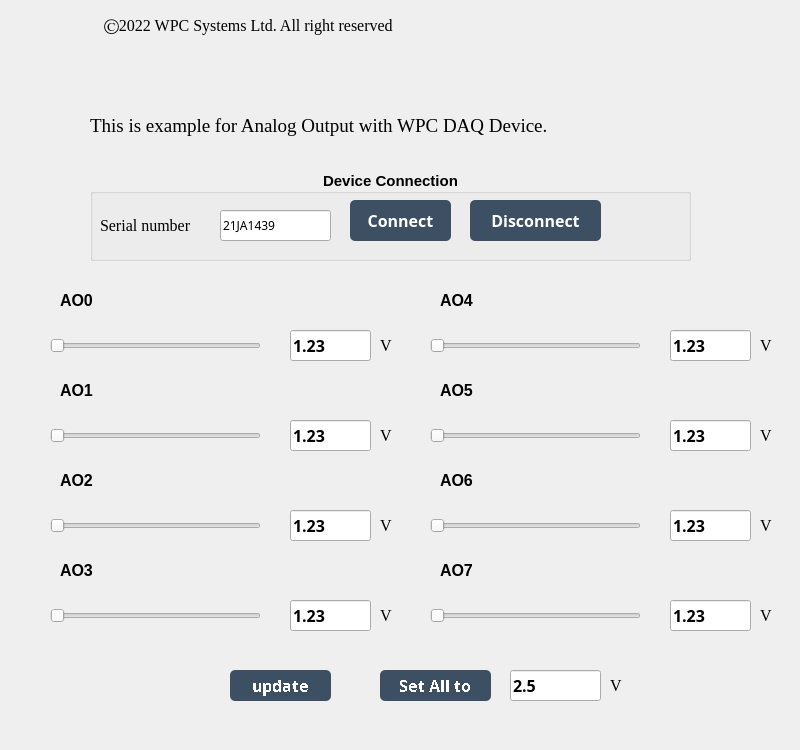
Above: examples/GUI/AIO/Example_analog_output/UI_design/example_GUI_AO.ui from WPC-Systems-Ltd/WPC_Python_driver_release before the change. Below: the same form after it.
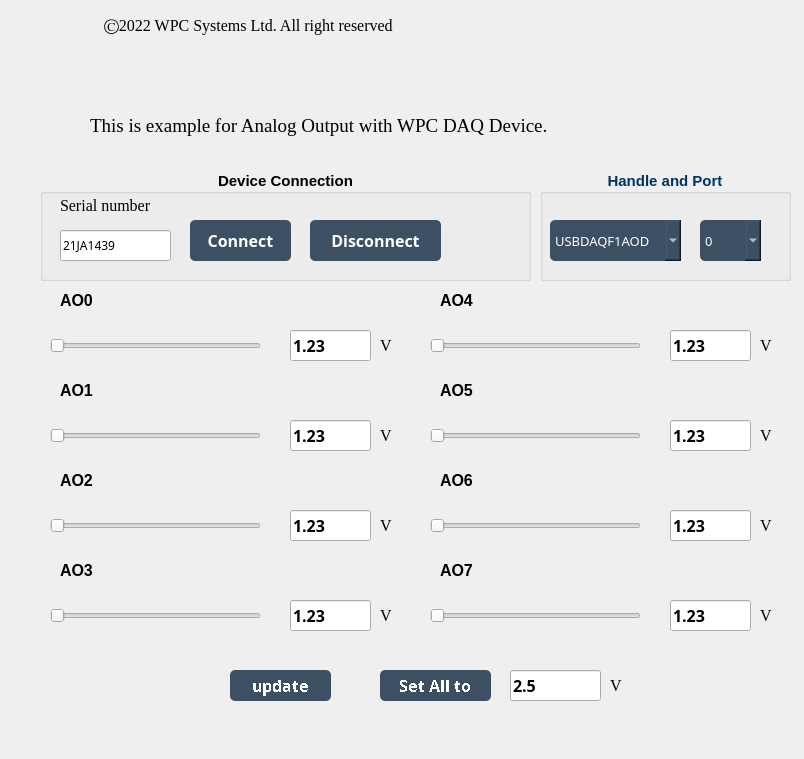
That is the form after the change. Icons and pictures are not drawn.

Diff of the .ui file:
```diff
--- a/examples/GUI/AIO/Example_analog_output/UI_design/example_GUI_AO.ui
+++ b/examples/GUI/AIO/Example_analog_output/UI_design/example_GUI_AO.ui
@@ -6,8 +6,8 @@
    <rect>
     <x>0</x>
     <y>0</y>
-    <width>800</width>
-    <height>750</height>
+    <width>804</width>
+    <height>759</height>
    </rect>
   </property>
   <property name="minimumSize">
@@ -1497,10 +1497,10 @@
    <widget class="QGroupBox" name="groupBox_connection">
     <property name="geometry">
      <rect>
-      <x>90</x>
+      <x>40</x>
       <y>170</y>
-      <width>601</width>
-      <height>91</height>
+      <width>491</width>
+      <height>111</height>
      </rect>
     </property>
     <property name="font">
@@ -1525,8 +1525,8 @@
     <widget class="QPushButton" name="btn_connect">
      <property name="geometry">
       <rect>
-       <x>260</x>
-       <y>30</y>
+       <x>150</x>
+       <y>50</y>
        <width>101</width>
        <height>41</height>
       </rect>
@@ -1558,8 +1558,8 @@
     <widget class="QPushButton" name="btn_disconnect">
      <property name="geometry">
       <rect>
-       <x>380</x>
-       <y>30</y>
+       <x>270</x>
+       <y>50</y>
        <width>131</width>
        <height>41</height>
       </rect>
@@ -1591,8 +1591,8 @@
     <widget class="QLabel" name="lb_serialnum">
      <property name="geometry">
       <rect>
-       <x>10</x>
-       <y>40</y>
+       <x>20</x>
+       <y>20</y>
        <width>121</width>
        <height>31</height>
       </rect>
@@ -1612,8 +1612,8 @@
     <widget class="QLineEdit" name="lineEdit_SN">
      <property name="geometry">
       <rect>
-       <x>130</x>
-       <y>40</y>
+       <x>20</x>
+       <y>60</y>
        <width>111</width>
        <height>31</height>
       </rect>
@@ -1633,8 +1633,8 @@
     <widget class="QLabel" name="lb_led">
      <property name="geometry">
       <rect>
-       <x>530</x>
-       <y>23</y>
+       <x>420</x>
+       <y>40</y>
        <width>51</width>
        <height>51</height>
       </rect>
@@ -1842,6 +1842,990 @@
      <string>V</string>
     </property>
    </widget>
+   <widget class="QGroupBox" name="groupBox_handle">
+    <property name="geometry">
+     <rect>
+      <x>540</x>
+      <y>170</y>
+      <width>251</width>
+      <height>111</height>
+     </rect>
+    </property>
+    <property name="palette">
+     <palette>
+      <active>
+       <colorrole role="WindowText">
+        <brush brushstyle="SolidPattern">
+         <color alpha="255">
+          <red>0</red>
+          <green>51</green>
+          <blue>102</blue>
+         </color>
+        </brush>
+       </colorrole>
+       <colorrole role="Button">
+        <brush brushstyle="SolidPattern">
+         <color alpha="255">
+          <red>255</red>
+          <green>255</green>
+          <blue>255</blue>
+         </color>
+        </brush>
+       </colorrole>
+       <colorrole role="Light">
+        <brush brushstyle="SolidPattern">
+         <color alpha="255">
+          <red>255</red>
+          <green>255</green>
+          <blue>255</blue>
+         </color>
+        </brush>
+       </colorrole>
+       <colorrole role="Midlight">
+        <brush brushstyle="SolidPattern">
+         <color alpha="255">
+          <red>255</red>
+          <green>255</green>
+          <blue>255</blue>
+         </color>
+        </brush>
+       </colorrole>
+       <colorrole role="Dark">
+        <brush brushstyle="SolidPattern">
+         <color alpha="255">
+          <red>127</red>
+          <green>127</green>
+          <blue>127</blue>
+         </color>
+        </brush>
+       </colorrole>
+       <colorrole role="Mid">
+        <brush brushstyle="SolidPattern">
+         <color alpha="255">
+          <red>170</red>
+          <green>170</green>
+          <blue>170</blue>
+         </color>
+        </brush>
+       </colorrole>
+       <colorrole role="Text">
+        <brush brushstyle="SolidPattern">
+         <color alpha="255">
+          <red>0</red>
+          <green>0</green>
+          <blue>0</blue>
+         </color>
+        </brush>
+       </colorrole>
+       <colorrole role="BrightText">
+        <brush brushstyle="SolidPattern">
+         <color alpha="255">
+          <red>255</red>
+          <green>255</green>
+          <blue>255</blue>
+         </color>
+        </brush>
+       </colorrole>
+       <colorrole role="ButtonText">
+        <brush brushstyle="SolidPattern">
+         <color alpha="255">
+          <red>0</red>
+          <green>0</green>
+          <blue>0</blue>
+         </color>
+        </brush>
+       </colorrole>
+       <colorrole role="Base">
+        <brush brushstyle="SolidPattern">
+         <color alpha="255">
+          <red>255</red>
+          <green>255</green>
+          <blue>255</blue>
+         </color>
+        </brush>
+       </colorrole>
+       <colorrole role="Window">
+        <brush brushstyle="SolidPattern">
+         <color alpha="255">
+          <red>255</red>
+          <green>255</green>
+          <blue>255</blue>
+         </color>
+        </brush>
+       </colorrole>
+       <colorrole role="Shadow">
+        <brush brushstyle="SolidPattern">
+         <color alpha="255">
+          <red>0</red>
+          <green>0</green>
+          <blue>0</blue>
+         </color>
+        </brush>
+       </colorrole>
+       <colorrole role="AlternateBase">
+        <brush brushstyle="SolidPattern">
+         <color alpha="255">
+          <red>255</red>
+          <green>255</green>
+          <blue>255</blue>
+         </color>
+        </brush>
+       </colorrole>
+       <colorrole role="ToolTipBase">
+        <brush brushstyle="SolidPattern">
+         <color alpha="255">
+          <red>255</red>
+          <green>255</green>
+          <blue>220</blue>
+         </color>
+        </brush>
+       </colorrole>
+       <colorrole role="ToolTipText">
+        <brush brushstyle="SolidPattern">
+         <color alpha="255">
+          <red>0</red>
+          <green>0</green>
+          <blue>0</blue>
+         </color>
+        </brush>
+       </colorrole>
+       <colorrole role="PlaceholderText">
+        <brush brushstyle="NoBrush">
+         <color alpha="128">
+          <red>0</red>
+          <green>0</green>
+          <blue>0</blue>
+         </color>
+        </brush>
+       </colorrole>
+      </active>
+      <inactive>
+       <colorrole role="WindowText">
+        <brush brushstyle="SolidPattern">
+         <color alpha="255">
+          <red>0</red>
+          <green>51</green>
+          <blue>102</blue>
+         </color>
+        </brush>
+       </colorrole>
+       <colorrole role="Button">
+        <brush brushstyle="SolidPattern">
+         <color alpha="255">
+          <red>255</red>
+          <green>255</green>
+          <blue>255</blue>
+         </color>
+        </brush>
+       </colorrole>
+       <colorrole role="Light">
+        <brush brushstyle="SolidPattern">
+         <color alpha="255">
+          <red>255</red>
+          <green>255</green>
+          <blue>255</blue>
+         </color>
+        </brush>
+       </colorrole>
+       <colorrole role="Midlight">
+        <brush brushstyle="SolidPattern">
+         <color alpha="255">
+          <red>255</red>
+          <green>255</green>
+          <blue>255</blue>
+         </color>
+        </brush>
+       </colorrole>
+       <colorrole role="Dark">
+        <brush brushstyle="SolidPattern">
+         <color alpha="255">
+          <red>127</red>
+          <green>127</green>
+          <blue>127</blue>
+         </color>
+        </brush>
+       </colorrole>
+       <colorrole role="Mid">
+        <brush brushstyle="SolidPattern">
+         <color alpha="255">
+          <red>170</red>
+          <green>170</green>
+          <blue>170</blue>
+         </color>
+        </brush>
+       </colorrole>
+       <colorrole role="Text">
+        <brush brushstyle="SolidPattern">
+         <color alpha="255">
+          <red>0</red>
+          <green>0</green>
+          <blue>0</blue>
+         </color>
+        </brush>
+       </colorrole>
+       <colorrole role="BrightText">
+        <brush brushstyle="SolidPattern">
+         <color alpha="255">
+          <red>255</red>
+          <green>255</green>
+          <blue>255</blue>
+         </color>
+        </brush>
+       </colorrole>
+       <colorrole role="ButtonText">
+        <brush brushstyle="SolidPattern">
+         <color alpha="255">
+          <red>0</red>
+          <green>0</green>
+          <blue>0</blue>
+         </color>
+        </brush>
+       </colorrole>
+       <colorrole role="Base">
+        <brush brushstyle="SolidPattern">
+         <color alpha="255">
+          <red>255</red>
+          <green>255</green>
+          <blue>255</blue>
+         </color>
+        </brush>
+       </colorrole>
+       <colorrole role="Window">
+        <brush brushstyle="SolidPattern">
+         <color alpha="255">
+          <red>255</red>
+          <green>255</green>
+          <blue>255</blue>
+         </color>
+        </brush>
+       </colorrole>
+       <colorrole role="Shadow">
+        <brush brushstyle="SolidPattern">
+         <color alpha="255">
+          <red>0</red>
+          <green>0</green>
+          <blue>0</blue>
+         </color>
+        </brush>
+       </colorrole>
+       <colorrole role="AlternateBase">
+        <brush brushstyle="SolidPattern">
+         <color alpha="255">
+          <red>255</red>
+          <green>255</green>
+          <blue>255</blue>
+         </color>
+        </brush>
+       </colorrole>
+       <colorrole role="ToolTipBase">
+        <brush brushstyle="SolidPattern">
+         <color alpha="255">
+          <red>255</red>
+          <green>255</green>
+          <blue>220</blue>
+         </color>
+        </brush>
+       </colorrole>
+       <colorrole role="ToolTipText">
+        <brush brushstyle="SolidPattern">
+         <color alpha="255">
+          <red>0</red>
+          <green>0</green>
+          <blue>0</blue>
+         </color>
+        </brush>
+       </colorrole>
+       <colorrole role="PlaceholderText">
+        <brush brushstyle="NoBrush">
+         <color alpha="128">
+          <red>0</red>
+          <green>0</green>
+          <blue>0</blue>
+         </color>
+        </brush>
+       </colorrole>
+      </inactive>
+      <disabled>
+       <colorrole role="WindowText">
+        <brush brushstyle="SolidPattern">
+         <color alpha="255">
+          <red>127</red>
+          <green>127</green>
+          <blue>127</blue>
+         </color>
+        </brush>
+       </colorrole>
+       <colorrole role="Button">
+        <brush brushstyle="SolidPattern">
+         <color alpha="255">
+          <red>255</red>
+          <green>255</green>
+          <blue>255</blue>
+         </color>
+        </brush>
+       </colorrole>
+       <colorrole role="Light">
+        <brush brushstyle="SolidPattern">
+         <color alpha="255">
+          <red>255</red>
+          <green>255</green>
+          <blue>255</blue>
+         </color>
+        </brush>
+       </colorrole>
+       <colorrole role="Midlight">
+        <brush brushstyle="SolidPattern">
+         <color alpha="255">
+          <red>255</red>
+          <green>255</green>
+          <blue>255</blue>
+         </color>
+        </brush>
+       </colorrole>
+       <colorrole role="Dark">
+        <brush brushstyle="SolidPattern">
+         <color alpha="255">
+          <red>127</red>
+          <green>127</green>
+          <blue>127</blue>
+         </color>
+        </brush>
+       </colorrole>
+       <colorrole role="Mid">
+        <brush brushstyle="SolidPattern">
+         <color alpha="255">
+          <red>170</red>
+          <green>170</green>
+          <blue>170</blue>
+         </color>
+        </brush>
+       </colorrole>
+       <colorrole role="Text">
+        <brush brushstyle="SolidPattern">
+         <color alpha="255">
+          <red>127</red>
+          <green>127</green>
+          <blue>127</blue>
+         </color>
+        </brush>
+       </colorrole>
+       <colorrole role="BrightText">
+        <brush brushstyle="SolidPattern">
+         <color alpha="255">
+          <red>255</red>
+          <green>255</green>
+          <blue>255</blue>
+         </color>
+        </brush>
+       </colorrole>
+       <colorrole role="ButtonText">
+        <brush brushstyle="SolidPattern">
+         <color alpha="255">
+          <red>127</red>
+          <green>127</green>
+          <blue>127</blue>
+         </color>
+        </brush>
+       </colorrole>
+       <colorrole role="Base">
+        <brush brushstyle="SolidPattern">
+         <color alpha="255">
+          <red>255</red>
+          <green>255</green>
+          <blue>255</blue>
+         </color>
+        </brush>
+       </colorrole>
+       <colorrole role="Window">
+        <brush brushstyle="SolidPattern">
+         <color alpha="255">
+          <red>255</red>
+          <green>255</green>
+          <blue>255</blue>
+         </color>
+        </brush>
+       </colorrole>
+       <colorrole role="Shadow">
+        <brush brushstyle="SolidPattern">
+         <color alpha="255">
+          <red>0</red>
+          <green>0</green>
+          <blue>0</blue>
+         </color>
+        </brush>
+       </colorrole>
+       <colorrole role="AlternateBase">
+        <brush brushstyle="SolidPattern">
+         <color alpha="255">
+          <red>255</red>
+          <green>255</green>
+          <blue>255</blue>
+         </color>
+        </brush>
+       </colorrole>
+       <colorrole role="ToolTipBase">
+        <brush brushstyle="SolidPattern">
+         <color alpha="255">
+          <red>255</red>
+          <green>255</green>
+          <blue>220</blue>
+         </color>
+        </brush>
+       </colorrole>
+       <colorrole role="ToolTipText">
+        <brush brushstyle="SolidPattern">
+         <color alpha="255">
+          <red>0</red>
+          <green>0</green>
+          <blue>0</blue>
+         </color>
+        </brush>
+       </colorrole>
+       <colorrole role="PlaceholderText">
+        <brush brushstyle="NoBrush">
+         <color alpha="128">
+          <red>0</red>
+          <green>0</green>
+          <blue>0</blue>
+         </color>
+        </brush>
+       </colorrole>
+      </disabled>
+     </palette>
+    </property>
+    <property name="font">
+     <font>
+      <family>Arial</family>
+      <pointsize>11</pointsize>
+      <weight>75</weight>
+      <bold>true</bold>
+     </font>
+    </property>
+    <property name="layoutDirection">
+     <enum>Qt::LeftToRight</enum>
+    </property>
+    <property name="title">
+     <string>Handle and Port</string>
+    </property>
+    <property name="alignment">
+     <set>Qt::AlignCenter</set>
+    </property>
+    <property name="flat">
+     <bool>false</bool>
+    </property>
+    <property name="checkable">
+     <bool>false</bool>
+    </property>
+    <widget class="QComboBox" name="comboBox_handle">
+     <property name="geometry">
+      <rect>
+       <x>10</x>
+       <y>50</y>
+       <width>131</width>
+       <height>41</height>
+      </rect>
+     </property>
+     <property name="palette">
+      <palette>
+       <active>
+        <colorrole role="WindowText">
+         <brush brushstyle="SolidPattern">
+          <color alpha="255">
+           <red>255</red>
+           <green>255</green>
+           <blue>255</blue>
+          </color>
+         </brush>
+        </colorrole>
+        <colorrole role="Button">
+         <brush brushstyle="SolidPattern">
+          <color alpha="255">
+           <red>61</red>
+           <green>79</green>
+           <blue>99</blue>
+          </color>
+         </brush>
+        </colorrole>
+        <colorrole role="Text">
+         <brush brushstyle="SolidPattern">
+          <color alpha="255">
+           <red>255</red>
+           <green>255</green>
+           <blue>255</blue>
+          </color>
+         </brush>
+        </colorrole>
+        <colorrole role="ButtonText">
+         <brush brushstyle="SolidPattern">
+          <color alpha="255">
+           <red>255</red>
+           <green>255</green>
+           <blue>255</blue>
+          </color>
+         </brush>
+        </colorrole>
+        <colorrole role="Base">
+         <brush brushstyle="SolidPattern">
+          <color alpha="255">
+           <red>61</red>
+           <green>79</green>
+           <blue>99</blue>
+          </color>
+         </brush>
+        </colorrole>
+        <colorrole role="Window">
+         <brush brushstyle="SolidPattern">
+          <color alpha="255">
+           <red>61</red>
+           <green>79</green>
+           <blue>99</blue>
+          </color>
+         </brush>
+        </colorrole>
+        <colorrole role="PlaceholderText">
+         <brush brushstyle="NoBrush">
+          <color alpha="128">
+           <red>255</red>
+           <green>255</green>
+           <blue>255</blue>
+          </color>
+         </brush>
+        </colorrole>
+       </active>
+       <inactive>
+        <colorrole role="WindowText">
+         <brush brushstyle="SolidPattern">
+          <color alpha="255">
+           <red>255</red>
+           <green>255</green>
+           <blue>255</blue>
+          </color>
+         </brush>
+        </colorrole>
+        <colorrole role="Button">
+         <brush brushstyle="SolidPattern">
+          <color alpha="255">
+           <red>61</red>
+           <green>79</green>
+           <blue>99</blue>
+          </color>
+         </brush>
+        </colorrole>
+        <colorrole role="Text">
+         <brush brushstyle="SolidPattern">
+          <color alpha="255">
+           <red>255</red>
+           <green>255</green>
+           <blue>255</blue>
+          </color>
+         </brush>
+        </colorrole>
+        <colorrole role="ButtonText">
+         <brush brushstyle="SolidPattern">
+          <color alpha="255">
+           <red>255</red>
+           <green>255</green>
+           <blue>255</blue>
+          </color>
+         </brush>
+        </colorrole>
+        <colorrole role="Base">
+         <brush brushstyle="SolidPattern">
+          <color alpha="255">
+           <red>61</red>
+           <green>79</green>
+           <blue>99</blue>
+          </color>
+         </brush>
+        </colorrole>
+        <colorrole role="Window">
+         <brush brushstyle="SolidPattern">
+          <color alpha="255">
+           <red>61</red>
+           <green>79</green>
+           <blue>99</blue>
+          </color>
+         </brush>
+        </colorrole>
+        <colorrole role="PlaceholderText">
+         <brush brushstyle="NoBrush">
+          <color alpha="128">
+           <red>255</red>
+           <green>255</green>
+           <blue>255</blue>
+          </color>
+         </brush>
+        </colorrole>
+       </inactive>
+       <disabled>
+        <colorrole role="WindowText">
+         <brush brushstyle="SolidPattern">
+          <color alpha="255">
+           <red>255</red>
+           <green>255</green>
+           <blue>255</blue>
+          </color>
+         </brush>
+        </colorrole>
+        <colorrole role="Button">
+         <brush brushstyle="SolidPattern">
+          <color alpha="255">
+           <red>61</red>
+           <green>79</green>
+           <blue>99</blue>
+          </color>
+         </brush>
+        </colorrole>
+        <colorrole role="Text">
+         <brush brushstyle="SolidPattern">
+          <color alpha="255">
+           <red>255</red>
+           <green>255</green>
+           <blue>255</blue>
+          </color>
+         </brush>
+        </colorrole>
+        <colorrole role="ButtonText">
+         <brush brushstyle="SolidPattern">
+          <color alpha="255">
+           <red>255</red>
+           <green>255</green>
+           <blue>255</blue>
+          </color>
+         </brush>
+        </colorrole>
+        <colorrole role="Base">
+         <brush brushstyle="SolidPattern">
+          <color alpha="255">
+           <red>61</red>
+           <green>79</green>
+           <blue>99</blue>
+          </color>
+         </brush>
+        </colorrole>
+        <colorrole role="Window">
+         <brush brushstyle="SolidPattern">
+          <color alpha="255">
+           <red>61</red>
+           <green>79</green>
+           <blue>99</blue>
+          </color>
+         </brush>
+        </colorrole>
+        <colorrole role="PlaceholderText">
+         <brush brushstyle="NoBrush">
+          <color alpha="128">
+           <red>255</red>
+           <green>255</green>
+           <blue>255</blue>
+          </color>
+         </brush>
+        </colorrole>
+       </disabled>
+      </palette>
+     </property>
+     <property name="font">
+      <font>
+       <family>微軟正黑體</family>
+       <pointsize>10</pointsize>
+       <weight>50</weight>
+       <bold>false</bold>
+       <kerning>true</kerning>
+      </font>
+     </property>
+     <property name="styleSheet">
+      <string notr="true">background-color: rgb(61, 79, 99);
+border-radius : 5px;
+color:  rgb(255, 255, 255); </string>
+     </property>
+     <property name="currentText">
+      <string>USBDAQF1AOD</string>
+     </property>
+     <property name="currentIndex">
+      <number>0</number>
+     </property>
+     <property name="minimumContentsLength">
+      <number>0</number>
+     </property>
+     <item>
+      <property name="text">
+       <string>USBDAQF1AOD</string>
+      </property>
+     </item>
+    </widget>
+    <widget class="QComboBox" name="comboBox_port">
+     <property name="geometry">
+      <rect>
+       <x>160</x>
+       <y>50</y>
+       <width>61</width>
+       <height>41</height>
+      </rect>
+     </property>
+     <property name="palette">
+      <palette>
+       <active>
+        <colorrole role="WindowText">
+         <brush brushstyle="SolidPattern">
+          <color alpha="255">
+           <red>255</red>
+           <green>255</green>
+           <blue>255</blue>
+          </color>
+         </brush>
+        </colorrole>
+        <colorrole role="Button">
+         <brush brushstyle="SolidPattern">
+          <color alpha="255">
+           <red>61</red>
+           <green>79</green>
+           <blue>99</blue>
+          </color>
+         </brush>
+        </colorrole>
+        <colorrole role="Text">
+         <brush brushstyle="SolidPattern">
+          <color alpha="255">
+           <red>255</red>
+           <green>255</green>
+           <blue>255</blue>
+          </color>
+         </brush>
+        </colorrole>
+        <colorrole role="ButtonText">
+         <brush brushstyle="SolidPattern">
+          <color alpha="255">
+           <red>255</red>
+           <green>255</green>
+           <blue>255</blue>
+          </color>
+         </brush>
+        </colorrole>
+        <colorrole role="Base">
+         <brush brushstyle="SolidPattern">
+          <color alpha="255">
+           <red>61</red>
+           <green>79</green>
+           <blue>99</blue>
+          </color>
+         </brush>
+        </colorrole>
+        <colorrole role="Window">
+         <brush brushstyle="SolidPattern">
+          <color alpha="255">
+           <red>61</red>
+           <green>79</green>
+           <blue>99</blue>
+          </color>
+         </brush>
+        </colorrole>
+        <colorrole role="PlaceholderText">
+         <brush brushstyle="NoBrush">
+          <color alpha="128">
+           <red>255</red>
+           <green>255</green>
+           <blue>255</blue>
+          </color>
+         </brush>
+        </colorrole>
+       </active>
+       <inactive>
+        <colorrole role="WindowText">
+         <brush brushstyle="SolidPattern">
+          <color alpha="255">
+           <red>255</red>
+           <green>255</green>
+           <blue>255</blue>
+          </color>
+         </brush>
+        </colorrole>
+        <colorrole role="Button">
+         <brush brushstyle="SolidPattern">
+          <color alpha="255">
+           <red>61</red>
+           <green>79</green>
+           <blue>99</blue>
+          </color>
+         </brush>
+        </colorrole>
+        <colorrole role="Text">
+         <brush brushstyle="SolidPattern">
+          <color alpha="255">
+           <red>255</red>
+           <green>255</green>
+           <blue>255</blue>
+          </color>
+         </brush>
+        </colorrole>
+        <colorrole role="ButtonText">
+         <brush brushstyle="SolidPattern">
+          <color alpha="255">
+           <red>255</red>
+           <green>255</green>
+           <blue>255</blue>
+          </color>
+         </brush>
+        </colorrole>
+        <colorrole role="Base">
+         <brush brushstyle="SolidPattern">
+          <color alpha="255">
+           <red>61</red>
+           <green>79</green>
+           <blue>99</blue>
+          </color>
+         </brush>
+        </colorrole>
+        <colorrole role="Window">
+         <brush brushstyle="SolidPattern">
+          <color alpha="255">
+           <red>61</red>
+           <green>79</green>
+           <blue>99</blue>
+          </color>
+         </brush>
+        </colorrole>
+        <colorrole role="PlaceholderText">
+         <brush brushstyle="NoBrush">
+          <color alpha="128">
+           <red>255</red>
+           <green>255</green>
+           <blue>255</blue>
+          </color>
+         </brush>
+        </colorrole>
+       </inactive>
+       <disabled>
+        <colorrole role="WindowText">
+         <brush brushstyle="SolidPattern">
+          <color alpha="255">
+           <red>255</red>
+           <green>255</green>
+           <blue>255</blue>
+          </color>
+         </brush>
+        </colorrole>
+        <colorrole role="Button">
+         <brush brushstyle="SolidPattern">
+          <color alpha="255">
+           <red>61</red>
+           <green>79</green>
+           <blue>99</blue>
+          </color>
+         </brush>
+        </colorrole>
+        <colorrole role="Text">
+         <brush brushstyle="SolidPattern">
+          <color alpha="255">
+           <red>255</red>
+           <green>255</green>
+           <blue>255</blue>
+          </color>
+         </brush>
+        </colorrole>
+        <colorrole role="ButtonText">
+         <brush brushstyle="SolidPattern">
+          <color alpha="255">
+           <red>255</red>
+           <green>255</green>
+           <blue>255</blue>
+          </color>
+         </brush>
+        </colorrole>
+        <colorrole role="Base">
+         <brush brushstyle="SolidPattern">
+          <color alpha="255">
+           <red>61</red>
+           <green>79</green>
+           <blue>99</blue>
+          </color>
+         </brush>
+        </colorrole>
+        <colorrole role="Window">
+         <brush brushstyle="SolidPattern">
+          <color alpha="255">
+           <red>61</red>
+           <green>79</green>
+           <blue>99</blue>
+          </color>
+         </brush>
+        </colorrole>
+        <colorrole role="PlaceholderText">
+         <brush brushstyle="NoBrush">
+          <color alpha="128">
+           <red>255</red>
+           <green>255</green>
+           <blue>255</blue>
+          </color>
+         </brush>
+        </colorrole>
+       </disabled>
+      </palette>
+     </property>
+     <property name="font">
+      <font>
+       <family>微軟正黑體</family>
+       <pointsize>10</pointsize>
+       <weight>50</weight>
+       <bold>false</bold>
+       <kerning>true</kerning>
+      </font>
+     </property>
+     <property name="styleSheet">
+      <string notr="true">background-color: rgb(61, 79, 99);
+border-radius : 5px;
+color:  rgb(255, 255, 255); </string>
+     </property>
+     <property name="currentText">
+      <string>0</string>
+     </property>
+     <item>
+      <property name="text">
+       <string>0</string>
+      </property>
+     </item>
+    </widget>
+   </widget>
+   <zorder>groupBox_connection</zorder>
+   <zorder>lb_trademark</zorder>
+   <zorder>lb_rights</zorder>
+   <zorder>lb_declare</zorder>
+   <zorder>lineEdit0</zorder>
+   <zorder>label0</zorder>
+   <zorder>horizontalSlider0</zorder>
+   <zorder>horizontalSlider1</zorder>
+   <zorder>label1</zorder>
+   <zorder>lineEdit1</zorder>
+   <zorder>lineEdit2</zorder>
+   <zorder>label2</zorder>
+   <zorder>horizontalSlider2</zorder>
+   <zorder>horizontalSlider3</zorder>
+   <zorder>label3</zorder>
+   <zorder>lineEdit3</zorder>
+   <zorder>lineEdit7</zorder>
+   <zorder>horizontalSlider6</zorder>
+   <zorder>label4</zorder>
+   <zorder>label6</zorder>
+   <zorder>lineEdit4</zorder>
+   <zorder>horizontalSlider4</zorder>
+   <zorder>lineEdit6</zorder>
+   <zorder>label5</zorder>
+   <zorder>lineEdit5</zorder>
+   <zorder>horizontalSlider5</zorder>
+   <zorder>label7</zorder>
+   <zorder>horizontalSlider7</zorder>
+   <zorder>btn_update</zorder>
+   <zorder>btn_setall</zorder>
+   <zorder>lineEdit_setall</zorder>
+   <zorder>lb_voltage</zorder>
+   <zorder>lb_voltage_2</zorder>
+   <zorder>lb_voltage_3</zorder>
+   <zorder>lb_voltage_4</zorder>
+   <zorder>lb_voltage_5</zorder>
+   <zorder>lb_voltage_6</zorder>
+   <zorder>lb_voltage_7</zorder>
+   <zorder>lb_voltage_8</zorder>
+   <zorder>lb_voltage_9</zorder>
+   <zorder>groupBox_handle</zorder>
   </widget>
  </widget>
  <resources/>
```
Left out of the diff: 2 changed lines with no effect on the pictures.
